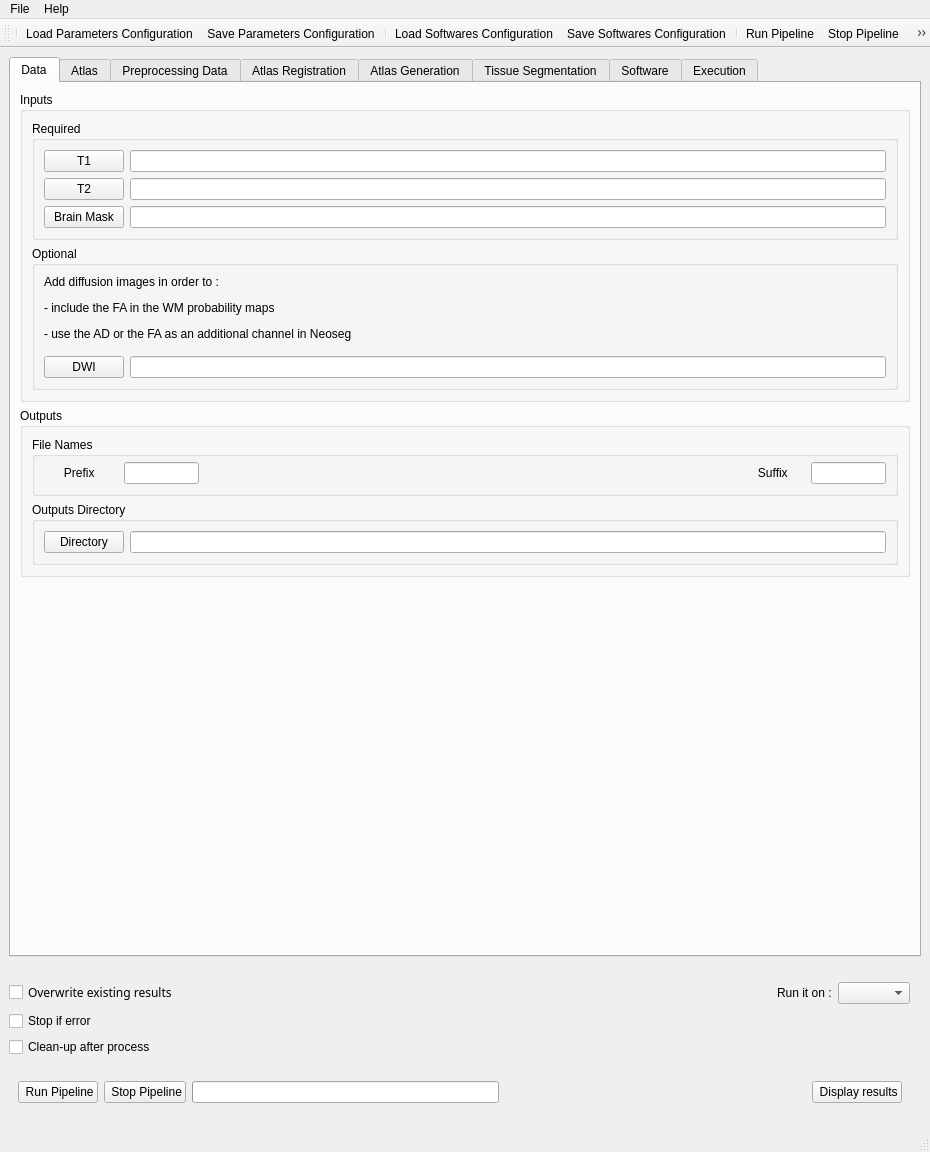
The window that NeosegPipeline/WindowMultiseg.ui (NIRALUser/NeosegPipeline) describes before a commit, drawn with Qt 5.
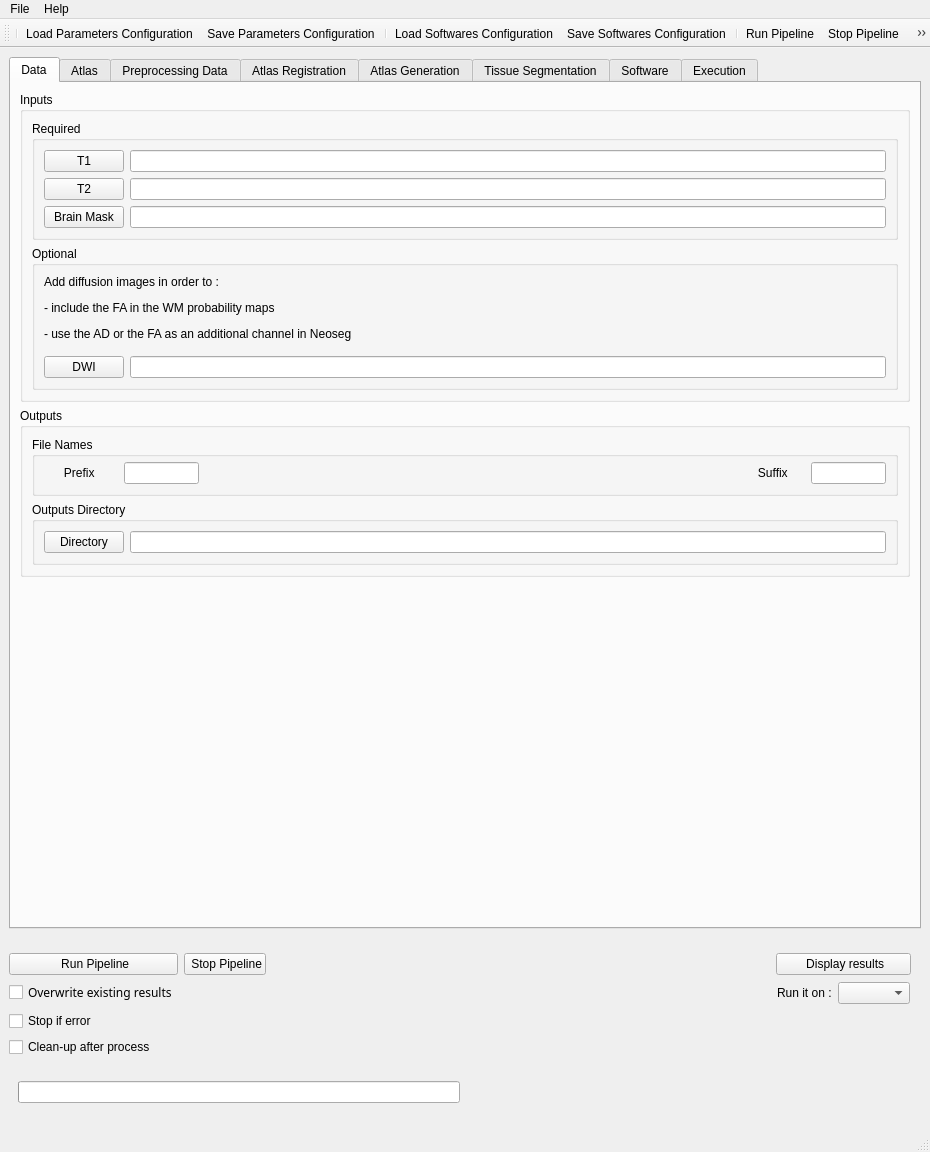
The same window after the commit. Icons and pictures are not drawn.

Commit message: Update button funcitonality

The edit to the form file:
```diff
--- a/NeosegPipeline/WindowMultiseg.ui
+++ b/NeosegPipeline/WindowMultiseg.ui
@@ -43,40 +43,6 @@
        <item row="1" column="0">
         <widget class="QWidget" name="widget_20" native="true">
          <layout class="QHBoxLayout" name="horizontalLayout_6">
-          <item>
-           <widget class="QPushButton" name="runPipeline_button">
-            <property name="text">
-             <string> Run Pipeline</string>
-            </property>
-            <property name="icon">
-             <iconset>
-              <normaloff>:/icons/icons/run-button.png</normaloff>:/icons/icons/run-button.png</iconset>
-            </property>
-            <property name="iconSize">
-             <size>
-              <width>24</width>
-              <height>15</height>
-             </size>
-            </property>
-           </widget>
-          </item>
-          <item>
-           <widget class="QPushButton" name="stopPipeline_button">
-            <property name="text">
-             <string> Stop Pipeline</string>
-            </property>
-            <property name="icon">
-             <iconset>
-              <normaloff>:/icons/icons/stop-button.png</normaloff>:/icons/icons/stop-button.png</iconset>
-            </property>
-            <property name="iconSize">
-             <size>
-              <width>15</width>
-              <height>15</height>
-             </size>
-            </property>
-           </widget>
-          </item>
           <item>
            <widget class="QProgressBar" name="runPipeline_progressBar">
             <property name="palette">
@@ -137,23 +103,6 @@
             </property>
            </spacer>
           </item>
-          <item>
-           <widget class="QPushButton" name="displayResults_button">
-            <property name="text">
-             <string> Display results</string>
-            </property>
-            <property name="icon">
-             <iconset>
-              <normaloff>:/icons/icons/eye.png</normaloff>:/icons/icons/eye.png</iconset>
-            </property>
-            <property name="iconSize">
-             <size>
-              <width>30</width>
-              <height>15</height>
-             </size>
-            </property>
-           </widget>
-          </item>
          </layout>
         </widget>
        </item>
@@ -242,6 +191,57 @@
             </property>
            </spacer>
           </item>
+          <item row="0" column="0">
+           <widget class="QPushButton" name="runPipeline_button">
+            <property name="text">
+             <string> Run Pipeline</string>
+            </property>
+            <property name="icon">
+             <iconset>
+              <normaloff>:/icons/icons/run-button.png</normaloff>:/icons/icons/run-button.png</iconset>
+            </property>
+            <property name="iconSize">
+             <size>
+              <width>24</width>
+              <height>15</height>
+             </size>
+            </property>
+           </widget>
+          </item>
+          <item row="0" column="1">
+           <widget class="QPushButton" name="stopPipeline_button">
+            <property name="text">
+             <string> Stop Pipeline</string>
+            </property>
+            <property name="icon">
+             <iconset>
+              <normaloff>:/icons/icons/stop-button.png</normaloff>:/icons/icons/stop-button.png</iconset>
+            </property>
+            <property name="iconSize">
+             <size>
+              <width>15</width>
+              <height>15</height>
+             </size>
+            </property>
+           </widget>
+          </item>
+          <item row="0" column="4">
+           <widget class="QPushButton" name="displayResults_button">
+            <property name="text">
+             <string> Display results</string>
+            </property>
+            <property name="icon">
+             <iconset>
+              <normaloff>:/icons/icons/eye.png</normaloff>:/icons/icons/eye.png</iconset>
+            </property>
+            <property name="iconSize">
+             <size>
+              <width>30</width>
+              <height>15</height>
+             </size>
+            </property>
+           </widget>
+          </item>
          </layout>
         </widget>
        </item>
```
The commit also changes 1 other file.
